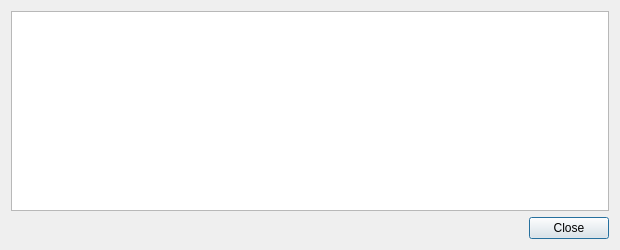
Old version of the form src/qt/forms/transactiondescdialog.ui in the repository hanzou-x/flapxcoin.
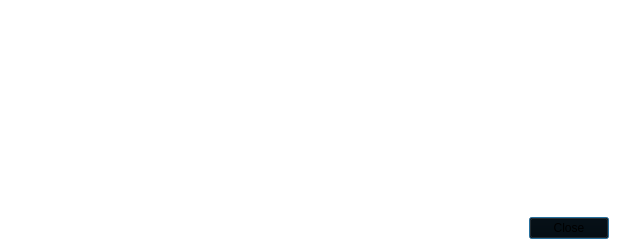
New version of the form.

```diff
--- a/src/qt/forms/transactiondescdialog.ui
+++ b/src/qt/forms/transactiondescdialog.ui
@@ -10,15 +10,284 @@
     <height>250</height>
    </rect>
   </property>
+  <property name="palette">
+   <palette>
+    <active>
+     <colorrole role="WindowText">
+      <brush brushstyle="SolidPattern">
+       <color alpha="255">
+        <red>255</red>
+        <green>255</green>
+        <blue>255</blue>
+       </color>
+      </brush>
+     </colorrole>
+     <colorrole role="Button">
+      <brush brushstyle="SolidPattern">
+       <color alpha="0">
+        <red>0</red>
+        <green>0</green>
+        <blue>0</blue>
+       </color>
+      </brush>
+     </colorrole>
+     <colorrole role="Text">
+      <brush brushstyle="SolidPattern">
+       <color alpha="255">
+        <red>255</red>
+        <green>255</green>
+        <blue>255</blue>
+       </color>
+      </brush>
+     </colorrole>
+     <colorrole role="Base">
+      <brush brushstyle="SolidPattern">
+       <color alpha="0">
+        <red>0</red>
+        <green>0</green>
+        <blue>0</blue>
+       </color>
+      </brush>
+     </colorrole>
+     <colorrole role="Window">
+      <brush brushstyle="SolidPattern">
+       <color alpha="0">
+        <red>0</red>
+        <green>0</green>
+        <blue>0</blue>
+       </color>
+      </brush>
+     </colorrole>
+     <colorrole role="ToolTipText">
+      <brush brushstyle="SolidPattern">
+       <color alpha="255">
+        <red>255</red>
+        <green>255</green>
+        <blue>255</blue>
+       </color>
+      </brush>
+     </colorrole>
+    </active>
+    <inactive>
+     <colorrole role="WindowText">
+      <brush brushstyle="SolidPattern">
+       <color alpha="255">
+        <red>255</red>
+        <green>255</green>
+        <blue>255</blue>
+       </color>
+      </brush>
+     </colorrole>
+     <colorrole role="Button">
+      <brush brushstyle="SolidPattern">
+       <color alpha="0">
+        <red>0</red>
+        <green>0</green>
+        <blue>0</blue>
+       </color>
+      </brush>
+     </colorrole>
+     <colorrole role="Text">
+      <brush brushstyle="SolidPattern">
+       <color alpha="255">
+        <red>255</red>
+        <green>255</green>
+        <blue>255</blue>
+       </color>
+      </brush>
+     </colorrole>
+     <colorrole role="Base">
+      <brush brushstyle="SolidPattern">
+       <color alpha="0">
+        <red>0</red>
+        <green>0</green>
+        <blue>0</blue>
+       </color>
+      </brush>
+     </colorrole>
+     <colorrole role="Window">
+      <brush brushstyle="SolidPattern">
+       <color alpha="0">
+        <red>0</red>
+        <green>0</green>
+        <blue>0</blue>
+       </color>
+      </brush>
+     </colorrole>
+     <colorrole role="ToolTipText">
+      <brush brushstyle="SolidPattern">
+       <color alpha="255">
+        <red>255</red>
+        <green>255</green>
+        <blue>255</blue>
+       </color>
+      </brush>
+     </colorrole>
+    </inactive>
+    <disabled>
+     <colorrole role="WindowText">
+      <brush brushstyle="SolidPattern">
+       <color alpha="255">
+        <red>190</red>
+        <green>190</green>
+        <blue>190</blue>
+       </color>
+      </brush>
+     </colorrole>
+     <colorrole role="Button">
+      <brush brushstyle="SolidPattern">
+       <color alpha="0">
+        <red>0</red>
+        <green>0</green>
+        <blue>0</blue>
+       </color>
+      </brush>
+     </colorrole>
+     <colorrole role="Text">
+      <brush brushstyle="SolidPattern">
+       <color alpha="255">
+        <red>190</red>
+        <green>190</green>
+        <blue>190</blue>
+       </color>
+      </brush>
+     </colorrole>
+     <colorrole role="Base">
+      <brush brushstyle="SolidPattern">
+       <color alpha="0">
+        <red>0</red>
+        <green>0</green>
+        <blue>0</blue>
+       </color>
+      </brush>
+     </colorrole>
+     <colorrole role="Window">
+      <brush brushstyle="SolidPattern">
+       <color alpha="0">
+        <red>0</red>
+        <green>0</green>
+        <blue>0</blue>
+       </color>
+      </brush>
+     </colorrole>
+     <colorrole role="ToolTipText">
+      <brush brushstyle="SolidPattern">
+       <color alpha="255">
+        <red>255</red>
+        <green>255</green>
+        <blue>255</blue>
+       </color>
+      </brush>
+     </colorrole>
+    </disabled>
+   </palette>
+  </property>
   <property name="windowTitle">
    <string>Transaction details</string>
   </property>
+  <property name="styleSheet">
+   <string notr="true">background:transparent;</string>
+  </property>
   <layout class="QGridLayout" name="gridLayout">
    <item row="0" column="0">
     <widget class="QTextEdit" name="detailText">
+     <property name="palette">
+      <palette>
+       <active>
+        <colorrole role="Button">
+         <brush brushstyle="SolidPattern">
+          <color alpha="0">
+           <red>0</red>
+           <green>0</green>
+           <blue>0</blue>
+          </color>
+         </brush>
+        </colorrole>
+        <colorrole role="Base">
+         <brush brushstyle="NoBrush">
+          <color alpha="255">
+           <red>0</red>
+           <green>0</green>
+           <blue>0</blue>
+          </color>
+         </brush>
+        </colorrole>
+        <colorrole role="Window">
+         <brush brushstyle="SolidPattern">
+          <color alpha="0">
+           <red>0</red>
+           <green>0</green>
+           <blue>0</blue>
+          </color>
+         </brush>
+        </colorrole>
+       </active>
+       <inactive>
+        <colorrole role="Button">
+         <brush brushstyle="SolidPattern">
+          <color alpha="0">
+           <red>0</red>
+           <green>0</green>
+           <blue>0</blue>
+          </color>
+         </brush>
+        </colorrole>
+        <colorrole role="Base">
+         <brush brushstyle="NoBrush">
+          <color alpha="255">
+           <red>0</red>
+           <green>0</green>
+           <blue>0</blue>
+          </color>
+         </brush>
+        </colorrole>
+        <colorrole role="Window">
+         <brush brushstyle="SolidPattern">
+          <color alpha="0">
+           <red>0</red>
+           <green>0</green>
+           <blue>0</blue>
+          </color>
+         </brush>
+        </colorrole>
+       </inactive>
+       <disabled>
+        <colorrole role="Button">
+         <brush brushstyle="SolidPattern">
+          <color alpha="0">
+           <red>0</red>
+           <green>0</green>
+           <blue>0</blue>
+          </color>
+         </brush>
+        </colorrole>
+        <colorrole role="Base">
+         <brush brushstyle="NoBrush">
+          <color alpha="255">
+           <red>0</red>
+           <green>0</green>
+           <blue>0</blue>
+          </color>
+         </brush>
+        </colorrole>
+        <colorrole role="Window">
+         <brush brushstyle="SolidPattern">
+          <color alpha="0">
+           <red>0</red>
+           <green>0</green>
+           <blue>0</blue>
+          </color>
+         </brush>
+        </colorrole>
+       </disabled>
+      </palette>
+     </property>
      <property name="toolTip">
       <string>This pane shows a detailed description of the transaction</string>
      </property>
+     <property name="styleSheet">
+      <string notr="true">background:transparent;</string>
+     </property>
      <property name="readOnly">
       <bool>true</bool>
      </property>
@@ -27,7 +296,7 @@
    <item row="1" column="0">
     <widget class="QDialogButtonBox" name="buttonBox">
      <property name="styleSheet">
-      <string notr="true"/>
+      <string notr="true">background:transparent;</string>
      </property>
      <property name="orientation">
       <enum>Qt::Horizontal</enum>
```
